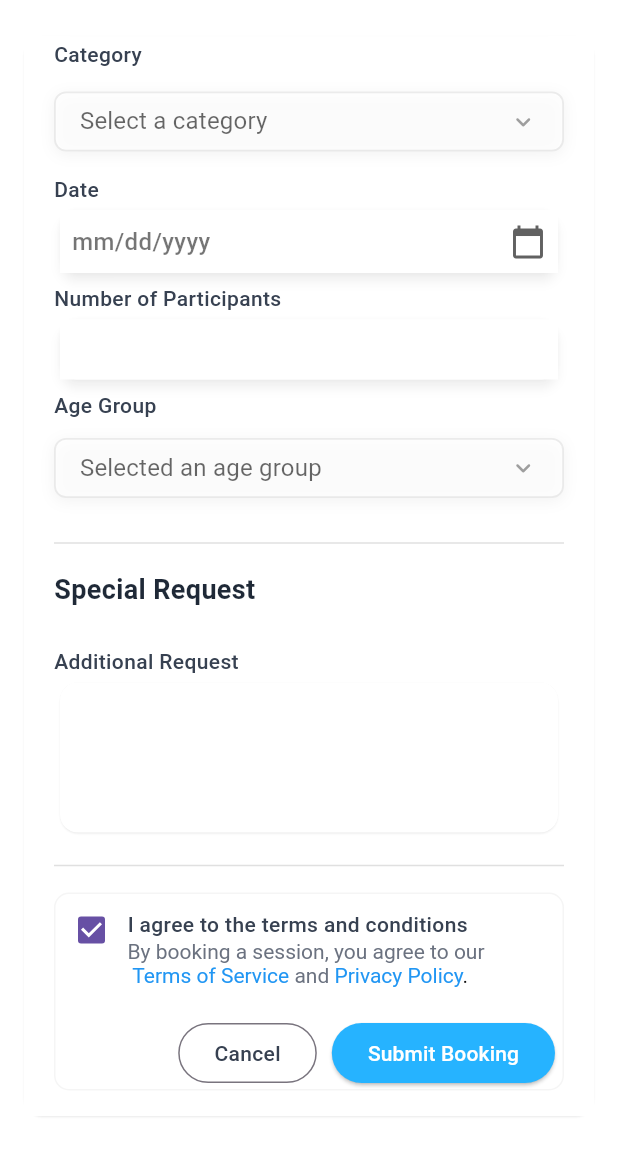
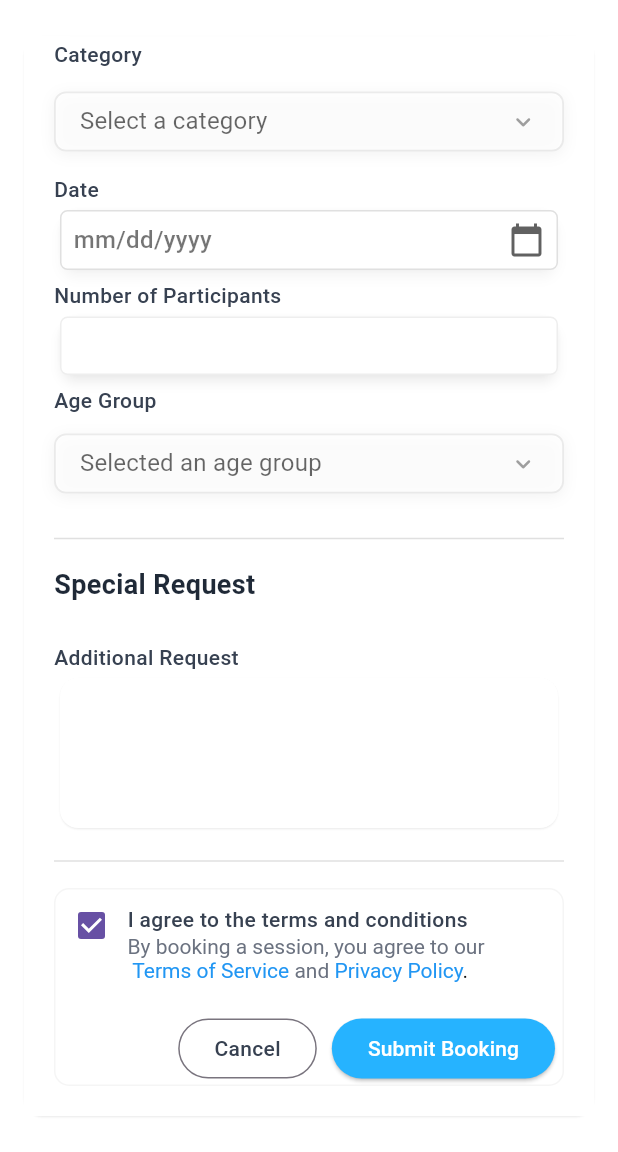
Before and after one commit to MTS-Services/Batteryqk_web-version-App-, a Flutter app: the screen it shows after launch, scrolled down 568 dp, on a phone screen of 412 x 824 dp, the part 84-1236 px from its top. Run offline on Flutter 3.47's test engine with Material 3 defaults, Android fonts, the phone set to English and light mode, and no system bars; drawn by our look-alikes of dropdown_button2; our stand-ins replace font_awesome_flutter, pin_code_fields.

Commit message:
card design done

```diff
--- a/lib/features/authentication/views/book_screen.dart
+++ b/lib/features/authentication/views/book_screen.dart
@@ -62,7 +62,6 @@ class _BookScreenState extends State<BookScreen> {
       });
     }
   }
-
 
   @override
   Widget build(BuildContext context) {
@@ -185,33 +184,33 @@ class _BookScreenState extends State<BookScreen> {
                         ),
                         Card(
                           elevation: 3,
-                          shadowColor: Colors.white.withOpacity(0.5),
-
+                          shadowColor: Colors.white.withOpacity(0.3),
                           color: Colors.white,
                           child: GestureDetector(
                             onTap: () => _pickDate(context),
                             child: Container(
                               padding: EdgeInsets.symmetric(
                                 horizontal: 8,
-                                vertical: 9,
+                                vertical: 7,
                               ),
                               decoration: BoxDecoration(
                                 color: Colors.white,
-
+                                borderRadius: BorderRadius.circular(5),
+                                border: Border.all(
+                                  color: Colors.grey.shade300,
+                                  // Light grey border
+                                  width: 1.0,
+                                ),
                               ),
                               child: Row(
                                 children: [
-                                  // Space between icon and date
                                   Text(
                                     _selectedDate == null
                                         ? 'mm/dd/yyyy'
                                         : _formatter.format(_selectedDate!),
                                     style: TextStyle(
                                       fontSize: 16,
-                                      color:
-                                          _selectedDate == null
-                                              ? Colors.black54
-                                              : Colors.black54,
+                                      color: Colors.black54,
                                     ),
                                   ),
                                   Spacer(),
@@ -225,7 +224,6 @@ class _BookScreenState extends State<BookScreen> {
                           ),
                         ),
 
-
                         const SizedBox(height: 3),
                         Text(
                           'Number of Participants',
@@ -236,17 +234,15 @@ class _BookScreenState extends State<BookScreen> {
                           shadowColor: Colors.white.withOpacity(0.5),
                           color: Colors.white,
                           child: Container(
-                            height: 40,
+                            height: 39,
                             decoration: BoxDecoration(
                               color: Colors.white,
-                              boxShadow: [
-                                BoxShadow(
-                                  color: Colors.white.withOpacity(0.06),
-                                  blurRadius: 12,
-                                  spreadRadius: 1,
-                                  offset: const Offset(0, 6),
-                                )
-                              ]
+                              borderRadius: BorderRadius.circular(5),
+                              border: Border.all(
+                                color: Colors.grey.shade200,
+                                // Light grey border
+                                width: 1.0,
+                              ),
                             ),
                             child: TextFormField(),
                           ),
--- a/lib/main.dart
+++ b/lib/main.dart
@@ -21,16 +21,16 @@ class MyApp extends StatelessWidget {
         canvasColor: Colors.white,
 
         inputDecorationTheme: InputDecorationTheme(
-               focusedBorder: OutlineInputBorder(
-                 borderSide: BorderSide(color: AppColor.appGreenColor,),
-                 borderRadius: BorderRadius.circular(6),
-               ),
-
+          focusedBorder: OutlineInputBorder(
+            borderSide: BorderSide(
+              color: AppColor.appGreenColor.withOpacity(0.7),
+            ),
+            borderRadius: BorderRadius.circular(6),
+          ),
           border: OutlineInputBorder(
             borderSide: BorderSide.none,
             borderRadius: BorderRadius.circular(6),
           ),
-
         ),
         textTheme: TextTheme(
           bodyMedium: TextStyle(
@@ -38,7 +38,7 @@ class MyApp extends StatelessWidget {
             fontSize: 14,
             fontWeight: FontWeight.w500,
           ),
-        )
+        ),
       ),
     );
   }
```
